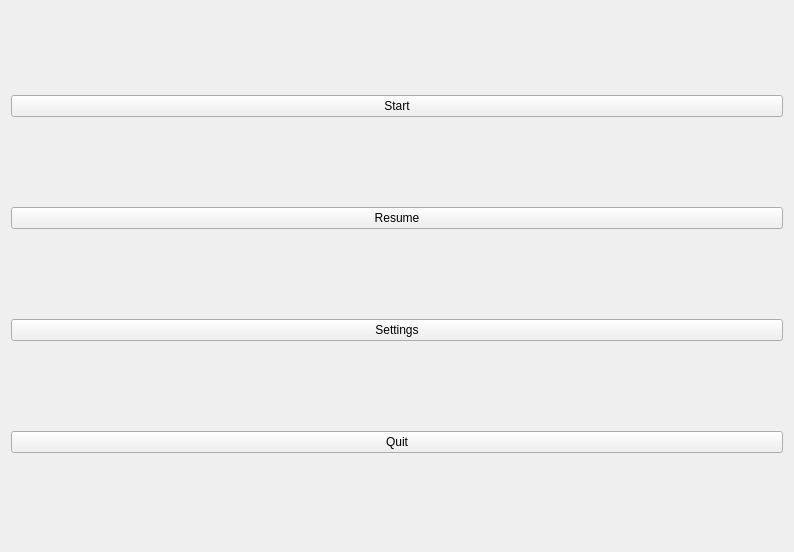
Above: BTM_Qt/mainmenu.ui from skandermoalla/CSE201-Top5 before the change. Below: the same form after it.
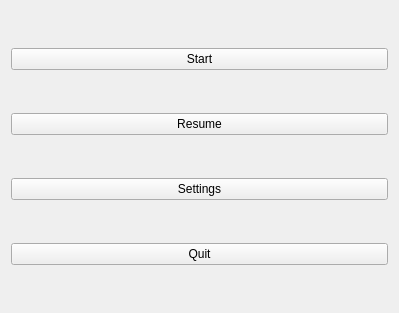
That is the form after the change.

The edit to the form file:
```diff
--- a/BTM_Qt/mainmenu.ui
+++ b/BTM_Qt/mainmenu.ui
@@ -6,8 +6,8 @@
    <rect>
     <x>0</x>
     <y>0</y>
-    <width>794</width>
-    <height>552</height>
+    <width>399</width>
+    <height>313</height>
    </rect>
   </property>
   <property name="windowTitle">
```
